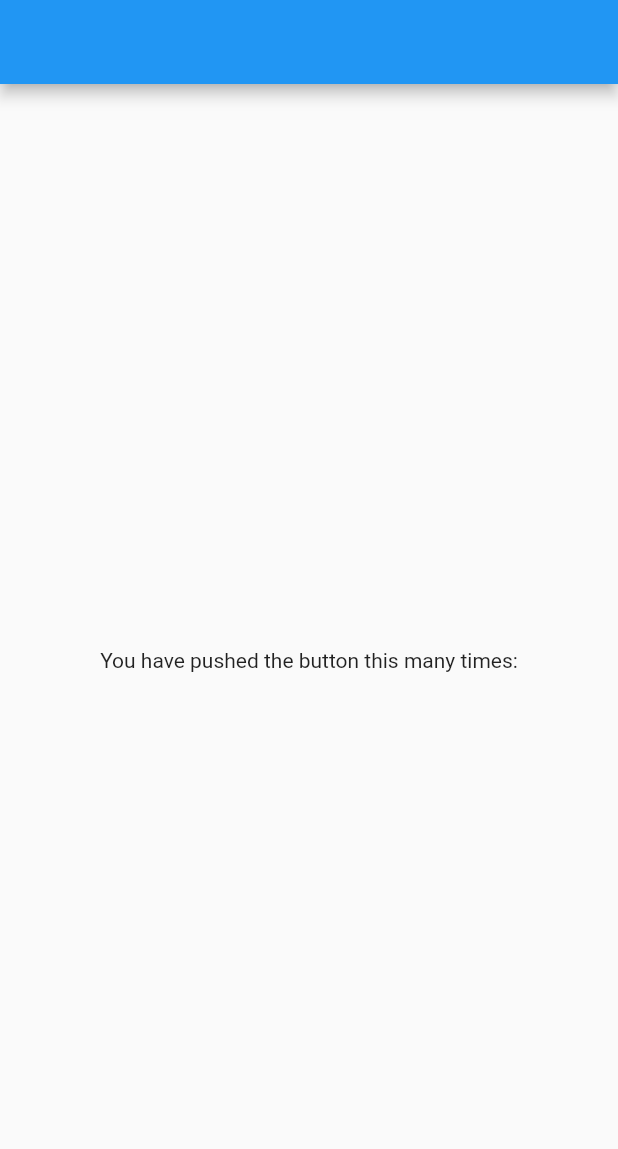
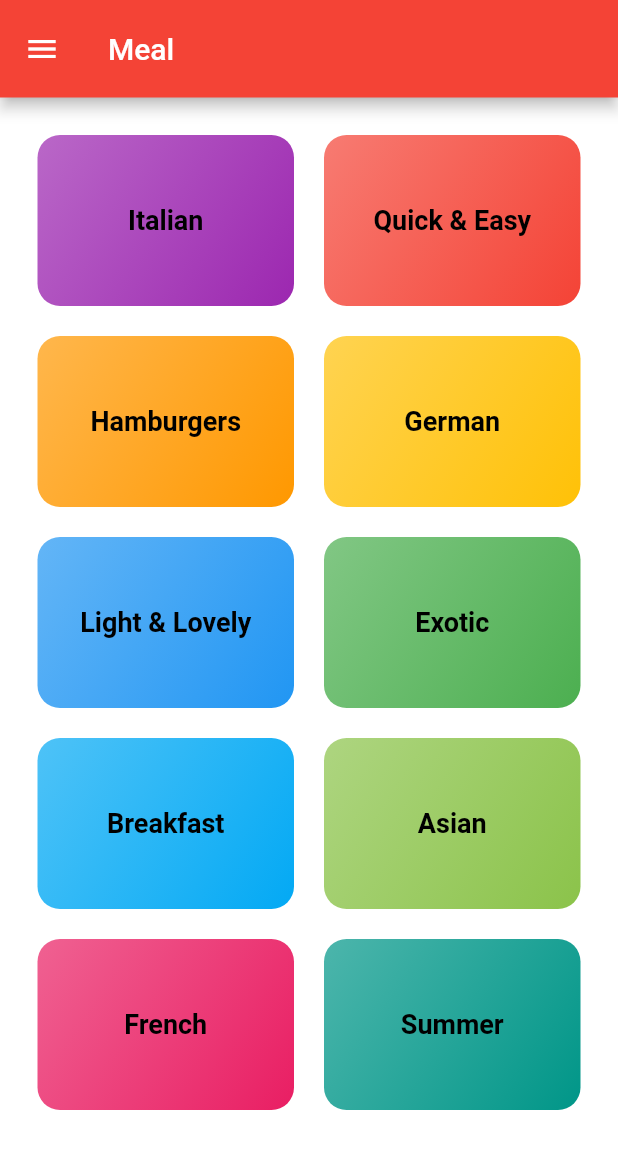
Before and after one commit to YuraYB3/MealsApp, a Flutter app: the screen it shows after launch, on a phone screen of 412 x 824 dp. Shown: the top 1149 px of the screen. Run offline on Flutter 3.47's test engine with Material 2 defaults, Android fonts, the phone set to English and light mode, and no system bars.

Commit message:
Це теж туди

```diff
--- /dev/null
+++ b/lib/Models/meal.dart
@@ -0,0 +1,34 @@
+enum Complexity { Simple, Challenging, Hard }
+
+enum Affordability { Affordable, Pricey, Luxurious }
+
+class Meal {
+  final String id;
+  final List<String> categories;
+  final String title;
+  final String imageUrl;
+  final List<String> ingredients;
+  final List<String> steps;
+  final int duration;
+  final Complexity complexity;
+  final Affordability affordability;
+  final bool isGlutenFree;
+  final bool isLactoseFree;
+  final bool isVegan;
+  final bool isVegetarian;
+
+  const Meal(
+      {required this.id,
+      required this.categories,
+      required this.title,
+      required this.imageUrl,
+      required this.ingredients,
+      required this.steps,
+      required this.duration,
+      required this.complexity,
+      required this.affordability,
+      required this.isGlutenFree,
+      required this.isLactoseFree,
+      required this.isVegan,
+      required this.isVegetarian});
+}
--- a/lib/main.dart
+++ b/lib/main.dart
@@ -1,4 +1,7 @@
 import 'package:flutter/material.dart';
+import 'package:meals_app/screens/categories_screen.dart';
+
+import 'screens/category_meals_screen.dart';
 
 void main() {
   runApp(const MyApp());
@@ -11,34 +14,23 @@ class MyApp extends StatelessWidget {
   @override
   Widget build(BuildContext context) {
     return MaterialApp(
-      home: const MyHomePage(),
+      home: CategoriesScreen(),
+      routes: {
+        '/categories': (context) => CategoryMealsScreen(),
+      },
+      theme: ThemeData(
+          primarySwatch: Colors.pink,
+          primaryColor: Colors.amber,
+          canvasColor: const Color.fromRGBO(
+            255,
+            254,
+            229,
+            1,
+          ),
+          fontFamily: 'Raleway',
+          textTheme: ThemeData.light().textTheme.copyWith(
+              bodyText1:
+                  const TextStyle(color: Color.fromRGBO(20, 51, 51, 1)))),
     );
   }
 }
-
-class MyHomePage extends StatefulWidget {
-  const MyHomePage({
-    super.key,
-  });
-  @override
-  State<MyHomePage> createState() => _MyHomePageState();
-}
-
-class _MyHomePageState extends State<MyHomePage> {
-  @override
-  Widget build(BuildContext context) {
-    return Scaffold(
-      appBar: AppBar(),
-      body: Center(
-        child: Column(
-          mainAxisAlignment: MainAxisAlignment.center,
-          children: <Widget>[
-            const Text(
-              'You have pushed the button this many times:',
-            ),
-          ],
-        ),
-      ),
-    );
-  }
-}
--- /dev/null
+++ b/lib/screens/categories_screen.dart
@@ -0,0 +1,33 @@
+import 'package:flutter/material.dart';
+import 'package:meals_app/widgets/category_item.dart';
+import '../data/dummy_data.dart';
+
+class CategoriesScreen extends StatelessWidget {
+  @override
+  Widget build(BuildContext context) {
+    return Scaffold(
+      backgroundColor: Colors.white,
+      appBar: AppBar(
+        toolbarHeight: 65,
+        backgroundColor: Colors.red,
+        title: const Text("Meal"),
+      ),
+      body: GridView(
+        padding: const EdgeInsets.all(25),
+        gridDelegate: const SliverGridDelegateWithMaxCrossAxisExtent(
+            maxCrossAxisExtent: 200,
+            childAspectRatio: 3 / 2,
+            crossAxisSpacing: 20,
+            mainAxisSpacing: 20),
+        children: DUMMY_CATEGORIES
+            .map((data) => CategoryItem(
+                  title: data.title,
+                  color: data.color,
+                  id: data.id,
+                ))
+            .toList(),
+      ),
+      drawer: Drawer(),
+    );
+  }
+}
--- /dev/null
+++ b/lib/widgets/category_item.dart
@@ -0,0 +1,39 @@
+import 'package:flutter/material.dart';
+import 'package:meals_app/screens/category_meals_screen.dart';
+
+class CategoryItem extends StatelessWidget {
+  final String id;
+  final String title;
+  final Color color;
+
+  CategoryItem({required this.id, required this.title, required this.color});
+
+  void selectedCategory(BuildContext context) {
+    Navigator.of(context).pushNamed('/categories',
+        arguments: {'id': id, 'title': title, 'color': color});
+  }
+
+  @override
+  Widget build(BuildContext context) {
+    return InkWell(
+      onTap: () => selectedCategory(context),
+      splashColor: Theme.of(context).primaryColor,
+      borderRadius: BorderRadius.circular(15),
+      child: Container(
+        padding: const EdgeInsets.all(15),
+        decoration: BoxDecoration(
+            gradient: LinearGradient(
+                colors: [color.withOpacity(0.7), color],
+                begin: Alignment.topLeft,
+                end: Alignment.bottomRight),
+            borderRadius: BorderRadius.circular(15)),
+        child: Center(
+            child: Text(
+          title,
+          style: const TextStyle(
+              color: Colors.black, fontSize: 18, fontWeight: FontWeight.bold),
+        )),
+      ),
+    );
+  }
+}
```
Also changed, not shown: lib/Models/category.dart (added, +10 -0 lines), lib/data/dummy_data.dart (added, +407 -0 lines), lib/screens/category_meals_screen.dart (added, +29 -0 lines), assets/fonts/Raleway-Black.ttf (added), assets/fonts/Raleway-Bold.ttf (added), assets/fonts/Raleway-Regular.ttf (added), assets/fonts/RobotoCondensed-Bold.ttf (added), assets/fonts/RobotoCondensed-Italic.ttf (added), assets/fonts/RobotoCondensed-Light.ttf (added), assets/fonts/RobotoCondensed-Regular.ttf (added), lib/widgets/meal_item.dart (added).
